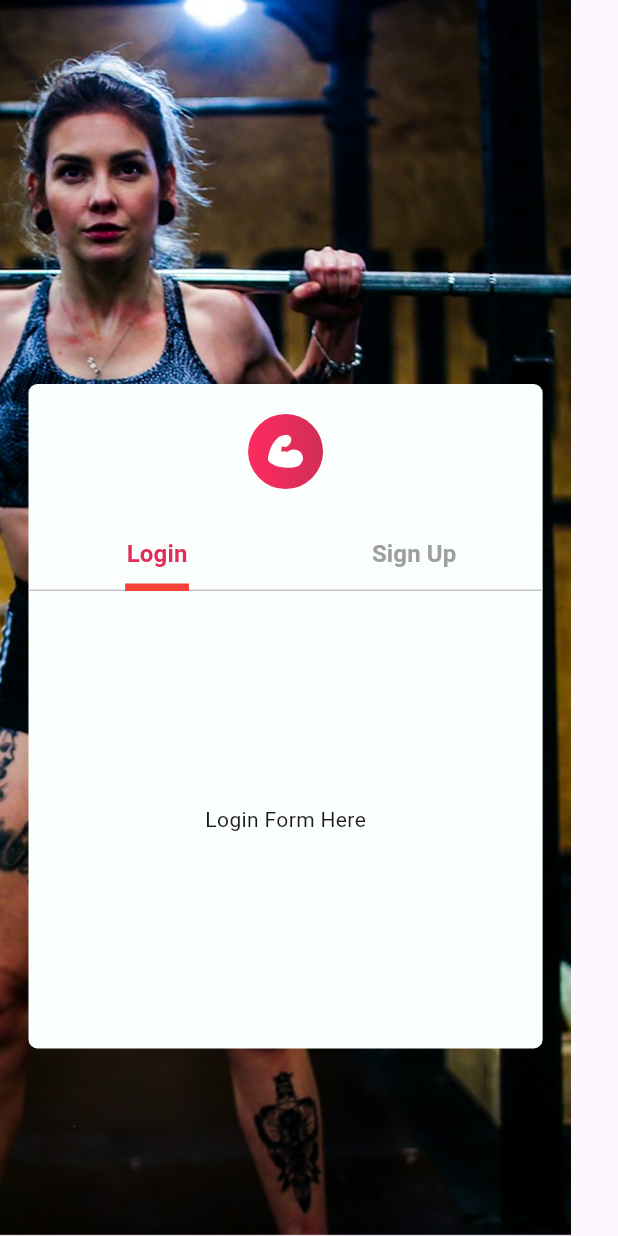
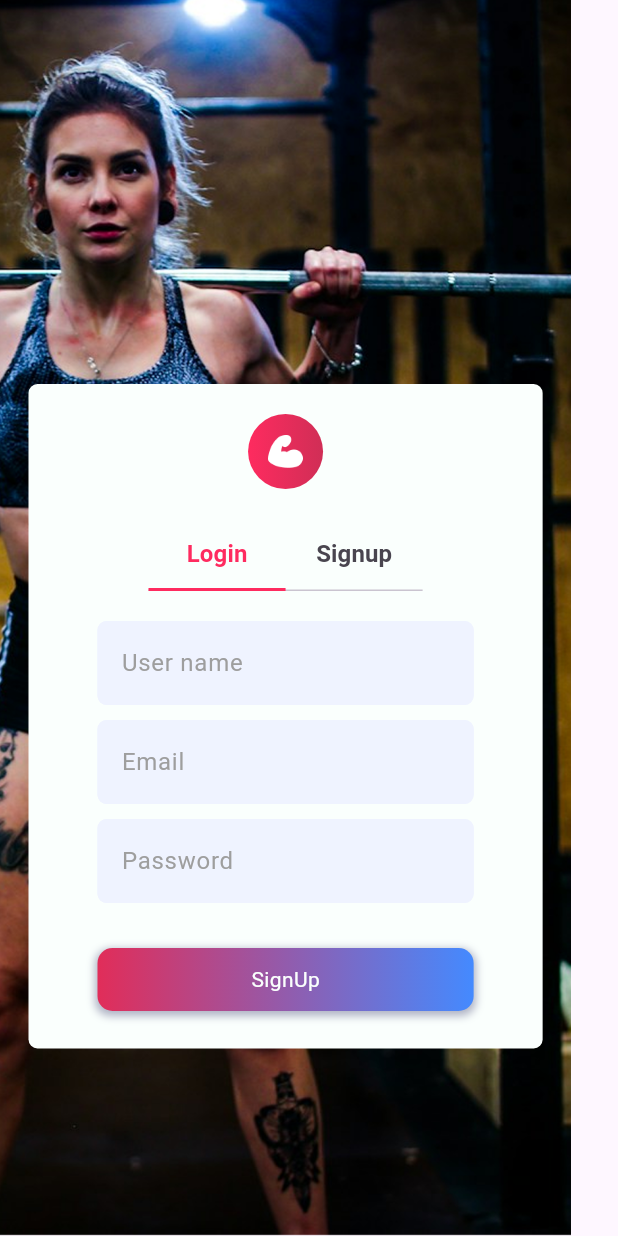
Before and after one commit to Faisal-957/stepexpert, a Flutter app: the screen it shows after launch, on a phone screen of 412 x 824 dp. Run offline on Flutter 3.47's test engine with Material 3 defaults, Android fonts, the phone set to English and light mode, and no system bars; our stand-ins replace google_fonts.

Commit message:
first commit

```diff
--- /dev/null
+++ b/lib/core/constant/auth_decoration.dart
@@ -0,0 +1,33 @@
+import 'package:flutter/material.dart';
+import 'package:stepexpert/core/constant/colors.dart';
+
+const authdecoration = InputDecoration(
+  fillColor: textFieldFilledColor,
+  filled: true,
+  hintText: "username",
+  hintStyle: TextStyle(color: Colors.grey),
+  focusedBorder: OutlineInputBorder(
+    borderRadius: BorderRadius.all(Radius.circular(6)),
+    borderSide: BorderSide(width: 3, color: Colors.blue),
+  ),
+  enabledBorder: OutlineInputBorder(
+    borderRadius: BorderRadius.all(Radius.circular(6)),
+    borderSide: BorderSide(color: textFieldFilledColor),
+  ),
+  border: OutlineInputBorder(
+    borderRadius: BorderRadius.all(Radius.circular(6)),
+    borderSide: BorderSide(color: textFieldFilledColor),
+  ),
+  errorBorder: OutlineInputBorder(
+    borderRadius: BorderRadius.all(Radius.circular(6)),
+    borderSide: BorderSide(color: primaryColor),
+  ),
+  disabledBorder: OutlineInputBorder(
+    borderRadius: BorderRadius.all(Radius.circular(6)),
+    borderSide: BorderSide(color: textFieldFilledColor),
+  ),
+  focusedErrorBorder: OutlineInputBorder(
+    borderRadius: BorderRadius.all(Radius.circular(6)),
+    borderSide: BorderSide(color: primaryColor),
+  ),
+);
--- a/lib/core/constant/colors.dart
+++ b/lib/core/constant/colors.dart
@@ -7,3 +7,5 @@ const Color lightBlack = Color(0xff23262C);
 const Color lightGreenColor = Color(0xff02C778);
 const Color whiteColor = Color(0xffFAFFFD);
 const Color greyColor = Color(0xff737B80);
+
+const textFieldFilledColor = Color(0xffEFF3FF);
--- a/lib/ui/views/custom_widgets/custom_buttons.dart
+++ b/lib/ui/views/custom_widgets/custom_buttons.dart
@@ -1,18 +1,37 @@
 import 'package:flutter/material.dart';
-import 'package:google_fonts/google_fonts.dart';
 
 class CustomButtons1 extends StatelessWidget {
-  final String text;
-  final String price;
+  Color? borderColor;
+  Color? boxColor;
+  double? borderRadius;
+  Widget? child;
+  LinearGradient? linearGradient;
+  VoidCallback? onTap;
 
-  const CustomButtons1({super.key, required this.text, required this.price});
+  CustomButtons1({
+    required this.child,
+    this.borderColor,
+    this.borderRadius,
+    this.boxColor,
+    this.linearGradient,
+    this.onTap,
+  });
 
   @override
   Widget build(BuildContext context) {
-    return Container(
-      height: 48.7626953125,
-      width: 253.6759033203125,
+    return GestureDetector(
+      onTap: onTap,
+      child: Container(
+        alignment: Alignment.center,
+        padding: EdgeInsets.symmetric(horizontal: 16, vertical: 10),
         decoration: BoxDecoration(
+          gradient:
+              linearGradient ??
+              LinearGradient(
+                begin: Alignment.centerLeft,
+                end: Alignment.centerLeft,
+                colors: [Colors.transparent, Colors.transparent],
+              ),
           boxShadow: [
             BoxShadow(
               spreadRadius: 1.1,
@@ -22,33 +41,14 @@ class CustomButtons1 extends StatelessWidget {
               offset: Offset(0, 2),
             ),
           ],
-        borderRadius: BorderRadius.circular(10),
-        color: Color(0xffE12D59),
-      ),
-      child: Padding(
-        padding: const EdgeInsets.all(8.0),
-        child: Row(
-          mainAxisAlignment: MainAxisAlignment.spaceBetween,
-          crossAxisAlignment: CrossAxisAlignment.center,
-          children: [
-            Text(
-              text,
-              style: GoogleFonts.poppins(
-                color: Colors.white,
-                fontSize: 16,
-                fontWeight: FontWeight.w300,
+          borderRadius: BorderRadius.circular(borderRadius ?? 10),
+          color: boxColor ?? Color(0xffE12D59),
+          border: Border.all(
+            width: 1,
+            color: borderColor ?? Colors.transparent,
           ),
         ),
-            Text(
-              price,
-              style: GoogleFonts.poppins(
-                color: Colors.white,
-                fontSize: 16,
-                fontWeight: FontWeight.w300,
-              ),
-            ),
-          ],
-        ),
+        child: child,
       ),
     );
   }
--- a/lib/ui/views/screens/signup_screen.dart
+++ b/lib/ui/views/screens/signup_screen.dart
@@ -1,6 +1,8 @@
 import 'package:flutter/material.dart';
+import 'package:stepexpert/core/constant/auth_decoration.dart';
 import 'package:stepexpert/core/constant/colors.dart';
 import 'package:stepexpert/core/constant/string.dart';
+import 'package:stepexpert/ui/views/custom_widgets/custom_buttons.dart';
 
 class SignupScreen extends StatelessWidget {
   const SignupScreen({super.key});
@@ -44,42 +46,65 @@ class SignupScreen extends StatelessWidget {
                     ),
                     const SizedBox(height: 20),
 
-                    // ✅ TabBar
-                    const TabBar(
-                      indicatorWeight: 2,
-                      indicator: UnderlineTabIndicator(
-                        borderSide: BorderSide(
-                          width: 5.0,
-                          color: Colors.red,
-                        ), // thickness
-                        insets: EdgeInsets.symmetric(
-                          horizontal: -1,
-                        ), // start & end padding
-                      ),
-
-                      labelColor: primaryColor, // or primaryColor
-                      unselectedLabelColor: Colors.grey,
-                      indicatorColor: primaryColor,
-                      indicatorSize: TabBarIndicatorSize.label,
+                    Container(
+                      padding: EdgeInsets.only(left: 80, right: 80),
+                      child: TabBar(
+                        labelColor: Color(0xffFE2B5F),
+                        indicatorColor: Color(0xffFE2B5F),
+                        indicatorSize: TabBarIndicatorSize.tab,
                         labelStyle: TextStyle(
                           fontSize: 16,
                           fontWeight: FontWeight.bold,
                         ),
                         tabs: [
                           Tab(text: "Login"),
-                        Tab(text: "Sign Up"),
+                          Tab(text: "Signup"),
                         ],
                       ),
-
-                    // ✅ TabBarView to show content
+                    ),
+                    SizedBox(height: 20),
                     Expanded(
                       child: TabBarView(
                         children: [
-                          Center(child: Text("Login Form Here")),
-                          Center(child: Text("Sign Up Form Here")),
+                          Padding(
+                            padding: const EdgeInsets.only(left: 46, right: 46),
+                            child: Column(
+                              children: [
+                                TextFormField(
+                                  decoration: authdecoration.copyWith(
+                                    hintText: "User name ",
+                                  ),
+                                ),
+                                SizedBox(height: 10),
+                                TextFormField(
+                                  decoration: authdecoration.copyWith(
+                                    hintText: "Email",
+                                  ),
+                                ),
+                                SizedBox(height: 10),
+                                TextFormField(
+                                  decoration: authdecoration.copyWith(
+                                    hintText: "Password",
+                                  ),
+                                ),
+                                SizedBox(height: 30),
+                                CustomButtons1(
+                                  linearGradient: LinearGradient(
+                                    colors: [primaryColor, Colors.blueAccent],
+                                  ),
+                                  child: Text(
+                                    "SignUp",
+                                    style: TextStyle(color: whiteColor),
+                                  ),
+                                ),
                               ],
                             ),
                           ),
+                        ],
+                      ),
+                    ),
+
+                    SizedBox(height: 10),
                   ],
                 ),
               ),
```
Also changed, not shown: lib/ui/views/screens/subscription_screens.dart (+54 -2 lines). Lines whose indentation alone changed are shown as unchanged.
